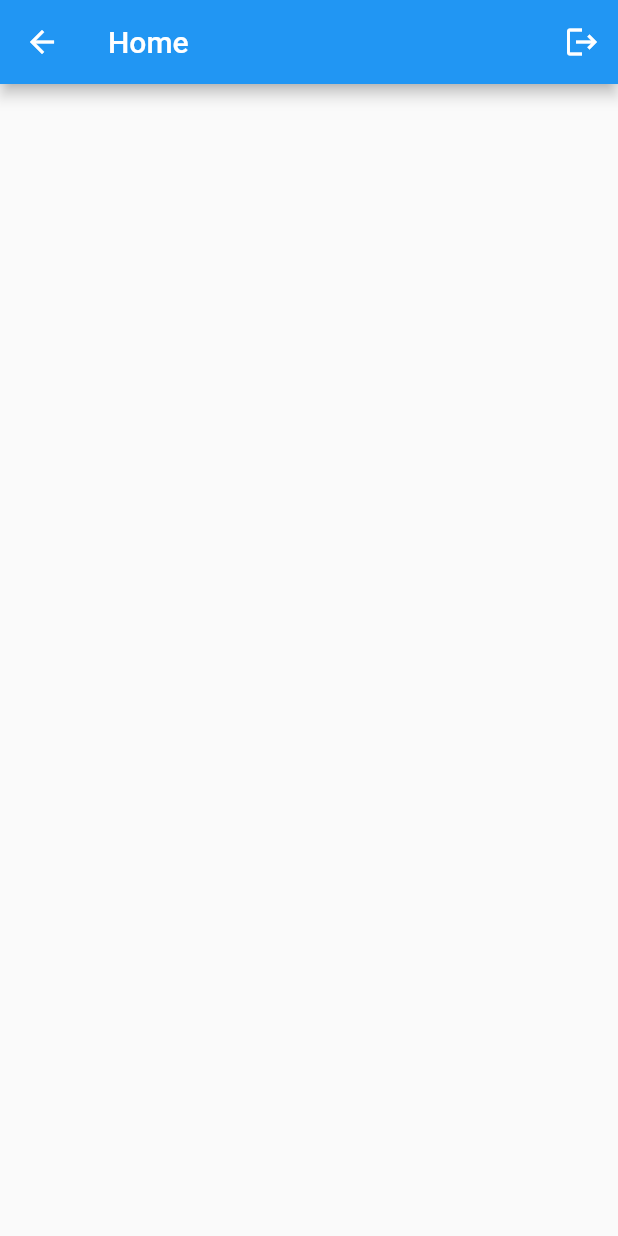
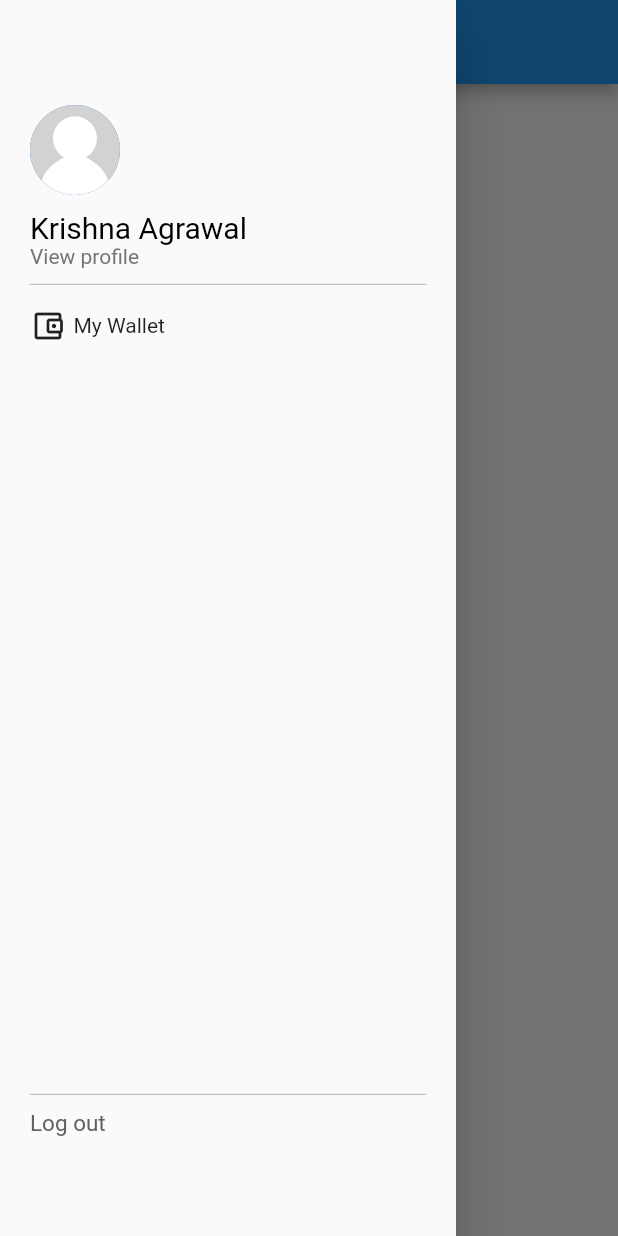
Before and after one commit to savitore/Try-Your-Luck, a Flutter app: the Home screen opened directly, with the side drawer open (before the commit the screen has no drawer), on a phone screen of 412 x 824 dp. Run offline on Flutter 3.47's test engine with Material 2 defaults, Android fonts, the light colour scheme and no system bars; our stand-ins replace firebase_auth, firebase_core, fluttertoast, pinput, shared_preferences; missing offline and left inert: mongo_dart; accounts and stored records are empty.

Commit message:
added drawer, mongodb.

```diff
--- /dev/null
+++ b/lib/constant.dart
@@ -0,0 +1,2 @@
+const MONGO_URL = "mongodb+srv://krishna:test@cluster0.bfqgvej.mongodb.net/?retryWrites=true&w=majority";
+const COLLECTION_NAME ="users";
--- /dev/null
+++ b/lib/drawer.dart
@@ -0,0 +1,106 @@
+import 'package:firebase_auth/firebase_auth.dart';
+import 'package:flutter/material.dart';
+import 'package:try_your_luck/profile.dart';
+
+import 'authentication/phone.dart';
+
+class MyHeaderDrawer extends StatefulWidget {
+  const MyHeaderDrawer({Key? key}) : super(key: key);
+
+  @override
+  State<MyHeaderDrawer> createState() => _MyHeaderDrawerState();
+}
+
+class _MyHeaderDrawerState extends State<MyHeaderDrawer> {
+  @override
+  Widget build(BuildContext context) {
+    return Padding(
+      padding: const EdgeInsets.only(top: 70,left: 20,right: 20),
+      child: Column(
+          children: [
+            Column(
+              children: [
+                Row(
+                  children: [CircleAvatar(
+                    backgroundImage: AssetImage('assets/empty_person.jpg'),
+                    // backgroundImage: NetworkImage('url'),
+                    radius: 30,
+                  )
+                  ],
+                ),
+                SizedBox(height: 10,),
+                Row(
+                    children: [
+                      Text('Krishna Agrawal',
+                        style: TextStyle(
+                          color: Colors.black,
+                          fontSize: 20,
+                          // fontWeight: FontWeight.bold
+                        ),
+                      )
+                    ]
+                ),
+                Row(
+                  children: [
+                    GestureDetector(
+                      child: Text(
+                        'View profile',
+                        style: TextStyle(
+                            color: Colors.grey[600],
+                            fontSize: 14),
+                      ),
+                      onTap: (){
+                        Navigator.of(context).push(MaterialPageRoute(
+                            builder: (context)=> Profile()
+                        ));
+                      },
+                    )
+                  ],
+                ),
+                SizedBox(height: 10,),
+                Divider(height: 1,thickness: 0.5,color: Colors.grey[500],),
+                SizedBox(height: 15,),
+                InkWell(
+                  onTap: (){},
+                  child: Row(
+                    children: [
+                      Icon(Icons.account_balance_wallet_outlined),
+                      SizedBox(width: 5,),
+                      Text('My Wallet')
+                    ],
+                  ),
+                ),
+              ],
+            ),
+            SizedBox(height: 500,),
+            Divider(height: 1,thickness: 0.5,color: Colors.grey[500]),
+            SizedBox(height: 10,),
+            Column(
+              children: [
+                GestureDetector(
+                  onTap: () async {
+                    await FirebaseAuth.instance.signOut();
+                    Navigator.pushAndRemoveUntil(
+                        context,
+                        MaterialPageRoute(builder: (context) => Phone()),
+                            (route) => false);
+                  },
+                  child: Row(
+                    children: [
+                      Text('Log out',
+                        style: TextStyle(
+                          color: Colors.grey[700],
+                          fontSize: 15
+                        ),
+                      ),
+                    ],
+                  ),
+                )
+              ],
+            )
+          ],
+        ),
+    );
+    // );
+  }
+}
--- a/lib/home.dart
+++ b/lib/home.dart
@@ -1,6 +1,7 @@
 import 'package:firebase_auth/firebase_auth.dart';
 import 'package:flutter/material.dart';
 import 'package:try_your_luck/authentication/phone.dart';
+import 'package:try_your_luck/drawer.dart';
 
 class Home extends StatefulWidget {
   @override
@@ -18,19 +19,26 @@ class _HomeState extends State<Home> {
   Widget build(BuildContext context) {
     return Scaffold(
       appBar: AppBar(
-        title: Text('Home'),
-        actions: [
-          IconButton(
-            icon: Icon(Icons.logout),
-            onPressed: () async {
-              await FirebaseAuth.instance.signOut();
-              Navigator.pushAndRemoveUntil(
-                  context,
-                  MaterialPageRoute(builder: (context) => Phone()),
-                      (route) => false);
-            },
-          )
-        ],
+        leading: Builder(
+          builder: (context) => GestureDetector(
+            child:
+            // CircleAvatar(
+            //   backgroundImage: AssetImage('assets/empty_person.jpg'),
+            //   // backgroundImage: NetworkImage('url'),
+            //   radius: 5,
+            // ),
+            Container(
+              decoration: BoxDecoration(
+                borderRadius: BorderRadius.circular(100),
+                image: DecorationImage(
+                  image: AssetImage('assets/empty_person.jpg'),
+                )
+              ),
+            ),
+            onTap: (){Scaffold.of(context).openDrawer();},
+          ),
+        ),
+        title: Text('Try Your Luck'),
       ),
       body: Center(
         child: Column(
@@ -38,6 +46,15 @@ class _HomeState extends State<Home> {
           ],
         ),
       ),
+      drawer: Drawer(
+          child: Container(
+            child: Column(
+              children: [
+                MyHeaderDrawer()
+              ],
+            ),
+          ),
+      ),
     );
   }
 }
--- /dev/null
+++ b/lib/profile.dart
@@ -0,0 +1,19 @@
+import 'package:flutter/material.dart';
+
+class Profile extends StatefulWidget {
+  const Profile({Key? key}) : super(key: key);
+
+  @override
+  State<Profile> createState() => _ProfileState();
+}
+
+class _ProfileState extends State<Profile> {
+  @override
+  Widget build(BuildContext context) {
+    return Scaffold(
+      appBar: AppBar(
+        title: Text('Profile'),
+      ),
+    );
+  }
+}
```
Also changed, not shown: lib/authentication/name.dart (+26 -4 lines), lib/authentication/phone.dart (+7 -0 lines), lib/db/userInfo.dart (added, +29 -0 lines), lib/main.dart (+7 -0 lines), lib/models/MongoDBModel.dart (added, +35 -0 lines), pubspec.yaml (+8 -6 lines), assets/empty_person.jpg (added), pubspec.lock, 3 other files.
